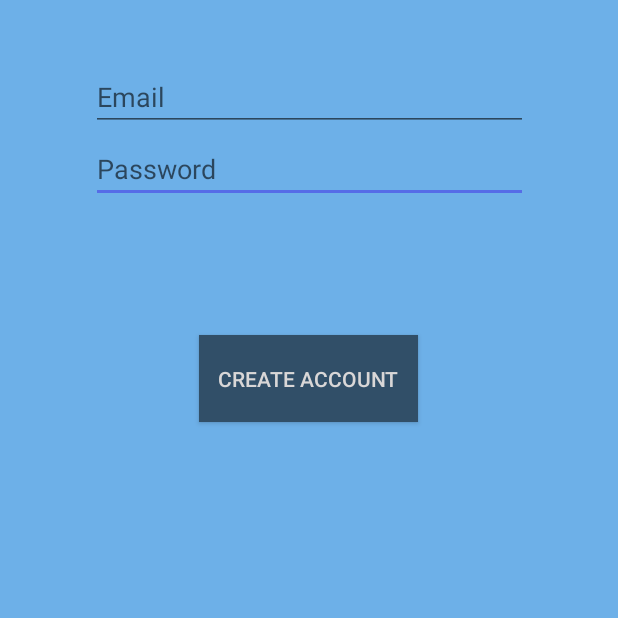
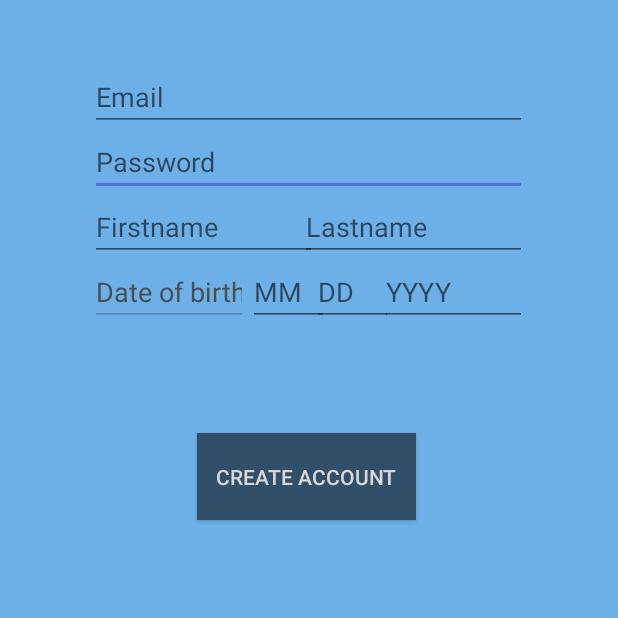
Before and after one commit to NKesar75/Final-Project-Mobile, an Android app: the createaccount screen opened directly, with no data from a screen before it, on a phone screen of 412 x 824 dp, the top half of it. Run offline under Robolectric (Android 15) with nearby library versions, the phone set to English and light mode, and no system bars; our stand-ins replace Firebase (no records; nobody signed in at launch, a user with empty details on screens opened directly).

Commit message:
commit to get help with a bug

```diff
--- a/Personal-Assistant/app/src/main/java/domain/hackathon/personal_assistant/Jsonparserweather.java
+++ b/Personal-Assistant/app/src/main/java/domain/hackathon/personal_assistant/Jsonparserweather.java
@@ -21,7 +21,7 @@ public class Jsonparserweather {
     private static final String TAG = Jsonparserweather.class.getSimpleName();
     public static String response;
     public static boolean isdoneconn = false;
-    private String test = "https://personalassistant-ec554.appspot.com/recognize/fl/orlando";
+    private String test = "https://personalassistant-ec554.appspot.com/recognize/voice/FL/Orlando";
 
 
     public Jsonparserweather() {
@@ -32,7 +32,8 @@ public class Jsonparserweather {
             @Override
             public void run() {
                 try {
-                    URL url = new URL(test);
+
+                    URL url = new URL(reqUrl);
                     HttpURLConnection conn = (HttpURLConnection) url.openConnection();
                     conn.setReadTimeout(10000);
                     conn.setConnectTimeout(15000);
--- a/Personal-Assistant/app/src/main/java/domain/hackathon/personal_assistant/MapsActivity.java
+++ b/Personal-Assistant/app/src/main/java/domain/hackathon/personal_assistant/MapsActivity.java
@@ -3,6 +3,7 @@ package domain.hackathon.personal_assistant;
 import android.app.AlertDialog;
 import android.content.pm.PackageManager;
 import android.location.Location;
+import android.location.LocationManager;
 import android.support.annotation.NonNull;
 import android.support.v4.app.ActivityCompat;
 import android.support.v4.app.FragmentActivity;
@@ -41,6 +42,7 @@ public class MapsActivity extends FragmentActivity implements OnMapReadyCallback
                 .findFragmentById(R.id.map);
         mapFragment.getMapAsync(this);
         auth = FirebaseAuth.getInstance();
+
 
     }
 
--- a/Personal-Assistant/app/src/main/java/domain/hackathon/personal_assistant/createaccount.java
+++ b/Personal-Assistant/app/src/main/java/domain/hackathon/personal_assistant/createaccount.java
@@ -14,9 +14,15 @@ import com.google.android.gms.tasks.OnCompleteListener;
 import com.google.android.gms.tasks.Task;
 import com.google.firebase.auth.AuthResult;
 import com.google.firebase.auth.FirebaseAuth;
+import com.google.firebase.auth.FirebaseUser;
+import com.google.firebase.database.DatabaseReference;
+import com.google.firebase.database.FirebaseDatabase;
 
 public class createaccount extends AppCompatActivity {
     private FirebaseAuth auth;
+    private DatabaseReference myRef;
+    private FirebaseDatabase mFirebaseDatabase;
+
 
 
     @Override
@@ -25,10 +31,22 @@ public class createaccount extends AppCompatActivity {
         setContentView(R.layout.activity_createaccount);
 
         auth = FirebaseAuth.getInstance();
+        mFirebaseDatabase = FirebaseDatabase.getInstance();
+        myRef = mFirebaseDatabase.getReference();
+
 
         Button signup = (Button) findViewById(R.id.btncreate);
         final EditText Email = (EditText) findViewById(R.id.txtcreateemail);
         final EditText Password = (EditText) findViewById(R.id.txtcreatepassword);
+        final EditText firstname = (EditText) findViewById(R.id.txtcfirstname);
+        final EditText lastname = (EditText) findViewById(R.id.txtclastname);
+        final EditText month = (EditText) findViewById(R.id.txtcmonth);
+        final EditText day = (EditText) findViewById(R.id.txtcday);
+        final EditText year = (EditText) findViewById(R.id.txtcyear);
+
+
+
+
 
         signup.setOnClickListener(new View.OnClickListener() {
             @Override
@@ -50,6 +68,32 @@ public class createaccount extends AppCompatActivity {
                     Toast.makeText(getApplicationContext(), "Password too short, enter minimum 6 characters!", Toast.LENGTH_SHORT).show();
                     return;
                 }
+                if (TextUtils.isEmpty(firstname.getText().toString()))
+                {
+                    Toast.makeText(getApplicationContext(), "Please enter your first name.", Toast.LENGTH_SHORT).show();
+                    return;
+                }
+                if (TextUtils.isEmpty(lastname.getText().toString()))
+                {
+                    Toast.makeText(getApplicationContext(), "Please enter your last name.", Toast.LENGTH_SHORT).show();
+                    return;
+                }
+                if (month.getText().toString().length() < 2)
+                {
+                    Toast.makeText(getApplicationContext(), "The month needs to be two characters. ex: 01", Toast.LENGTH_SHORT).show();
+                    return;
+                }
+                if (day.getText().toString().length() < 2)
+                {
+                    Toast.makeText(getApplicationContext(), "The day must be two characters. ex: 02", Toast.LENGTH_SHORT).show();
+                    return;
+                }
+                if (year.getText().toString().length() < 4)
+                {
+                    Toast.makeText(getApplicationContext(), "Year needs to be the full year! ex: 1942", Toast.LENGTH_SHORT).show();
+                    return;
+                }
+
 
                 auth.createUserWithEmailAndPassword(email, password)
                         .addOnCompleteListener(createaccount.this, new OnCompleteListener<AuthResult>() {
@@ -62,6 +106,15 @@ public class createaccount extends AppCompatActivity {
                                     Toast.makeText(createaccount.this, "Create Account failed." + task.getException(),
                                             Toast.LENGTH_SHORT).show();
                                 } else {
+                                    FirebaseUser user = auth.getCurrentUser();
+                                    if (user != null)
+                                    {
+                                        String DOB = month.getText().toString() + "/" + day.getText().toString() + "/" + year.getText().toString();
+                                        myRef.child("users").child(user.getUid()).child("profile").child("dob").setValue(DOB);
+                                        myRef.child("users").child(user.getUid()).child("profile").child("last_name").setValue(lastname.getText().toString());
+                                        myRef.child("users").child(user.getUid()).child("profile").child("name").setValue(firstname.getText().toString());
+
+                                    }
                                     startActivity(new Intent(createaccount.this, Homescreen_nav.class));
                                     finish();
                                 }
--- a/Personal-Assistant/app/src/main/res/layout/activity_createaccount.xml
+++ b/Personal-Assistant/app/src/main/res/layout/activity_createaccount.xml
@@ -1,5 +1,5 @@
 <?xml version="1.0" encoding="utf-8"?>
-<android.support.constraint.ConstraintLayout xmlns:android="http://schemas.android.com/apk/res/android"
+<RelativeLayout xmlns:android="http://schemas.android.com/apk/res/android"
     xmlns:app="http://schemas.android.com/apk/res-auto"
     xmlns:tools="http://schemas.android.com/tools"
     android:layout_width="match_parent"
@@ -10,15 +10,11 @@
         android:id="@+id/txtcreatepassword"
         android:layout_width="291dp"
         android:layout_height="43dp"
-        android:layout_marginEnd="8dp"
-        android:layout_marginStart="8dp"
-        android:layout_marginTop="92dp"
+        android:layout_alignStart="@+id/txtcreateemail"
+        android:layout_below="@+id/txtcreateemail"
         android:ems="10"
         android:hint="Password"
-        android:inputType="textPassword"
-        app:layout_constraintEnd_toEndOf="parent"
-        app:layout_constraintStart_toStartOf="parent"
-        app:layout_constraintTop_toTopOf="parent" />
+        android:inputType="textPassword" />
 
     <EditText
         android:id="@+id/txtcreateemail"
@@ -27,25 +23,93 @@
         android:layout_marginEnd="8dp"
         android:layout_marginStart="8dp"
         android:layout_marginTop="44dp"
+        android:layout_centerHorizontal="true"
         android:ems="10"
         android:hint="Email"
+        android:inputType="textPersonName" />
+
+    <EditText
+        android:id="@+id/txtcfirstname"
+        android:layout_width="151dp"
+        android:layout_height="43dp"
+        android:layout_alignStart="@+id/txtcreatepassword"
+        android:layout_below="@+id/txtcreatepassword"
+        android:ems="10"
+        android:hint="Firstname"
         android:inputType="textPersonName"
         app:layout_constraintEnd_toEndOf="parent"
+        app:layout_constraintHorizontal_bias="0.18"
         app:layout_constraintStart_toStartOf="parent"
         app:layout_constraintTop_toTopOf="parent" />
+
+    <EditText
+        android:id="@+id/txtclastname"
+        android:layout_width="151dp"
+        android:layout_height="43dp"
+        android:layout_alignBaseline="@+id/txtcfirstname"
+        android:layout_alignBottom="@+id/txtcfirstname"
+        android:layout_alignEnd="@+id/txtcreatepassword"
+        android:ems="10"
+        android:hint="Lastname"
+        android:inputType="textPersonName" />
+
+    <EditText
+        android:id="@+id/txtcmonth"
+        android:layout_width="54dp"
+        android:layout_height="43dp"
+        android:layout_below="@+id/txtcfirstname"
+        android:layout_toEndOf="@+id/editText"
+        android:ems="10"
+        android:hint="MM"
+        android:inputType="date" />
+
+    <EditText
+        android:id="@+id/txtcyear"
+        android:layout_width="98dp"
+        android:layout_height="43dp"
+        android:layout_alignBaseline="@+id/editText"
+        android:layout_alignBottom="@+id/editText"
+        android:layout_alignEnd="@+id/txtcreatepassword"
+        android:ems="10"
+        android:hint="YYYY"
+        android:inputType="date" />
+
+    <EditText
+        android:id="@+id/txtcday"
+        android:layout_width="54dp"
+        android:layout_height="43dp"
+        android:layout_alignBaseline="@+id/txtcmonth"
+        android:layout_alignBottom="@+id/txtcmonth"
+        android:layout_alignStart="@+id/txtclastname"
+        android:layout_marginStart="8dp"
+        android:ems="10"
+        android:hint="DD"
+        android:inputType="date"
+/>
 
     <Button
         android:id="@+id/btncreate"
         android:layout_width="146dp"
         android:layout_height="58dp"
-        android:layout_marginEnd="8dp"
-        android:layout_marginStart="8dp"
-        android:layout_marginTop="88dp"
+        android:layout_alignStart="@+id/editText"
+        android:layout_below="@+id/txtcmonth"
+        android:layout_marginStart="71dp"
+        android:layout_marginTop="71dp"
         android:background="@color/Button_color"
-        android:textColor="@color/Text_color"
         android:text="Create Account"
-        app:layout_constraintEnd_toEndOf="parent"
-        app:layout_constraintHorizontal_bias="0.498"
-        app:layout_constraintStart_toStartOf="parent"
-        app:layout_constraintTop_toBottomOf="@+id/txtcreatepassword" />
-</android.support.constraint.ConstraintLayout>
+        android:textColor="@color/Text_color" />
+
+    <EditText
+        android:id="@+id/editText"
+        android:layout_width="105dp"
+        android:layout_height="43dp"
+        android:layout_alignBaseline="@+id/txtcmonth"
+        android:layout_alignBottom="@+id/txtcmonth"
+        android:layout_alignStart="@+id/txtcfirstname"
+        android:ems="10"
+        android:enabled="false"
+        android:inputType="textPersonName"
+        android:text="Date of birth"
+        tools:layout_editor_absoluteX="48dp"
+        tools:layout_editor_absoluteY="172dp" />
+</RelativeLayout>
```
Also changed, not shown: Personal-Assistant/app/src/main/java/domain/hackathon/personal_assistant/Homescreen_nav.java (+56 -9 lines), Personal-Assistant/app/src/main/res/layout/content_homescreen_nav.xml (+20 -27 lines).
